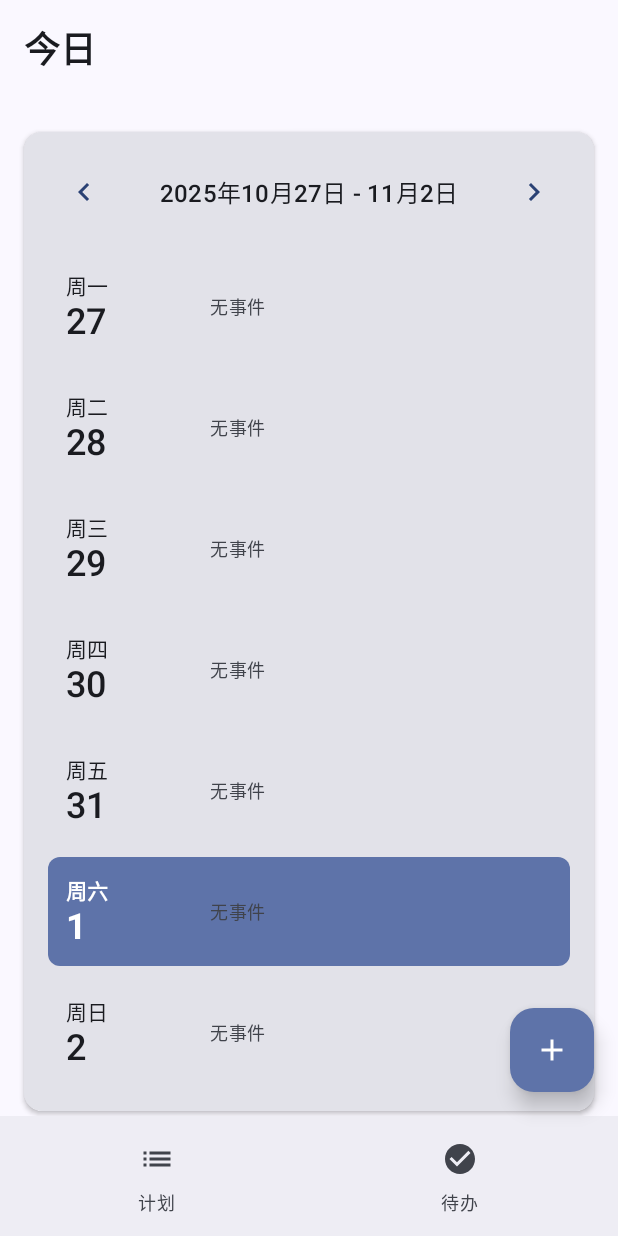
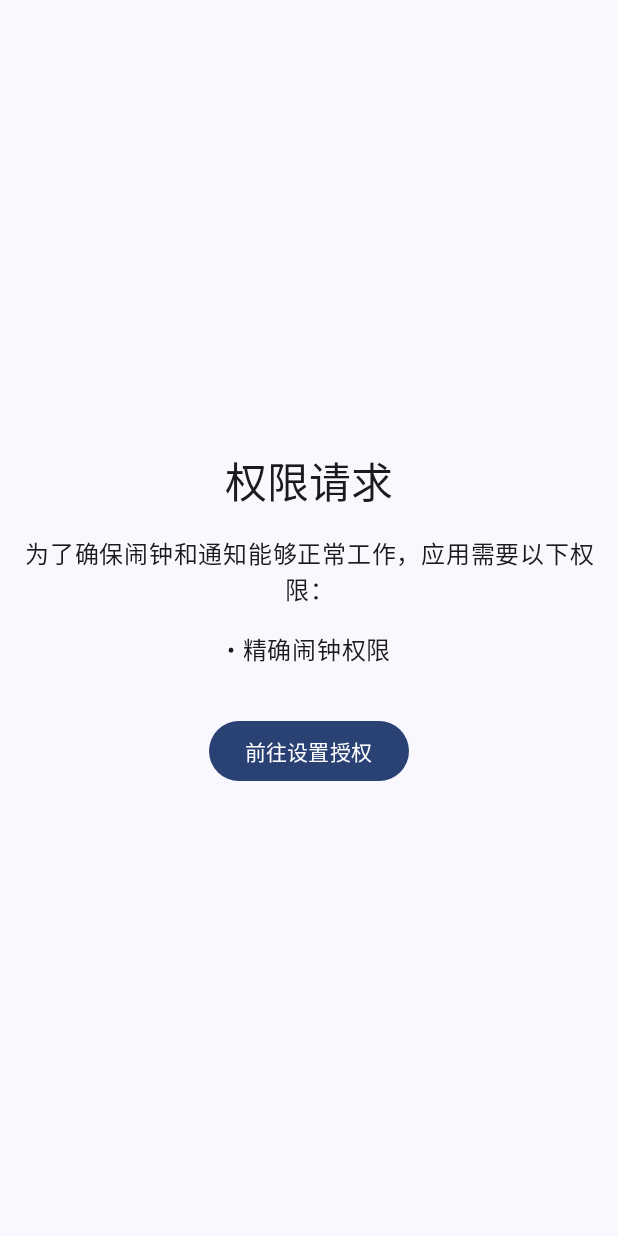
Before and after one commit to wzhzzmzzy/TodayAlarm, an Android app built with Jetpack Compose: the screen it shows after launch (MainActivity), on a phone screen of 412 x 824 dp. Run offline under Robolectric (Android 15) with nearby library versions, the phone set to English and light mode, and no system bars; our stand-ins replace Dagger/Hilt's generated code; 2 statements that could not run were skipped.

```diff
--- a/app/src/main/java/com/busylab/todayalarm/MainActivity.kt
+++ b/app/src/main/java/com/busylab/todayalarm/MainActivity.kt
@@ -6,23 +6,54 @@ import androidx.activity.compose.setContent
 import androidx.activity.enableEdgeToEdge
 import androidx.compose.foundation.layout.fillMaxSize
 import androidx.compose.runtime.Composable
+import androidx.compose.runtime.getValue
+import androidx.compose.runtime.mutableStateOf
+import androidx.compose.runtime.setValue
 import androidx.compose.ui.Modifier
 import androidx.compose.ui.tooling.preview.Preview
 import androidx.navigation.compose.rememberNavController
+import com.busylab.todayalarm.system.permission.PermissionManager
+import com.busylab.todayalarm.system.permission.PermissionState
 import com.busylab.todayalarm.ui.navigation.TodayAlarmNavigation
+import com.busylab.todayalarm.ui.permission.PermissionRequestScreen
 import com.busylab.todayalarm.ui.theme.TodayAlarmTheme
 import dagger.hilt.android.AndroidEntryPoint
+import javax.inject.Inject
 
 @AndroidEntryPoint
 class MainActivity : ComponentActivity() {
+
+    @Inject
+    lateinit var permissionManager: PermissionManager
+
+    private var permissionState by mutableStateOf(PermissionState())
+
     override fun onCreate(savedInstanceState: Bundle?) {
         super.onCreate(savedInstanceState)
         enableEdgeToEdge()
+
+        permissionState = permissionManager.checkAllRequiredPermissions()
+
         setContent {
             TodayAlarmTheme {
-                TodayAlarmApp()
+                if (permissionState.allPermissionsGranted) {
+                    TodayAlarmApp()
+                } else {
+                    PermissionRequestScreen(
+                        missingPermissions = permissionState.missingPermissions,
+                        onGrantPermissionClick = {
+                            permissionManager.openAppSettings(this)
+                        }
+                    )
+                }
             }
         }
+    }
+
+    override fun onResume() {
+        super.onResume()
+        // 当用户从设置返回应用时，重新检查权限
+        permissionState = permissionManager.checkAllRequiredPermissions()
     }
 }
 
--- a/app/src/main/java/com/busylab/todayalarm/domain/usecase/calendar/GetWeekCalendarUseCase.kt
+++ b/app/src/main/java/com/busylab/todayalarm/domain/usecase/calendar/GetWeekCalendarUseCase.kt
@@ -69,11 +69,7 @@ class GetWeekCalendarUseCase @Inject constructor(
             )
         }
 
-        val endOfWeekInstant = startOfWeek.toInstant(TimeZone.currentSystemDefault())
-            .plus(6, DateTimeUnit.DAY, TimeZone.currentSystemDefault())
-        val endOfWeek = endOfWeekInstant.toLocalDateTime(TimeZone.currentSystemDefault())
-        val weekRange = "${startOfWeek.year}年${startOfWeek.monthNumber}月${startOfWeek.dayOfMonth}日 - " +
-                       "${endOfWeek.monthNumber}月${endOfWeek.dayOfMonth}日"
+        val weekRange = "${startOfWeek.year}年${startOfWeek.monthNumber}月${startOfWeek.dayOfMonth}日"
 
         return WeekCalendarModel(
             days = days,
--- a/app/src/main/java/com/busylab/todayalarm/domain/usecase/plan/DeletePlanUseCase.kt
+++ b/app/src/main/java/com/busylab/todayalarm/domain/usecase/plan/DeletePlanUseCase.kt
@@ -2,16 +2,20 @@ package com.busylab.todayalarm.domain.usecase.plan
 
 import com.busylab.todayalarm.domain.repository.PlanRepository
 import com.busylab.todayalarm.domain.repository.TodoItemRepository
+import com.busylab.todayalarm.system.alarm.AlarmScheduler
 import javax.inject.Inject
 import javax.inject.Singleton
 
 @Singleton
 class DeletePlanUseCase @Inject constructor(
     private val planRepository: PlanRepository,
-    private val todoItemRepository: TodoItemRepository
+    private val todoItemRepository: TodoItemRepository,
+    private val alarmScheduler: AlarmScheduler
 ) {
     suspend operator fun invoke(planId: String): Result<Unit> {
         return try {
+            // 取消闹钟
+            alarmScheduler.cancelAlarm(planId)
             // 删除相关的待办事项
             todoItemRepository.deleteTodoItemsByPlanId(planId)
             // 删除计划
--- a/app/src/main/java/com/busylab/todayalarm/system/permission/PermissionManager.kt
+++ b/app/src/main/java/com/busylab/todayalarm/system/permission/PermissionManager.kt
@@ -129,7 +129,6 @@ data class PermissionState(
     val allPermissionsGranted: Boolean
         get() = hasNotificationPermission &&
                 hasExactAlarmPermission &&
-                isBatteryOptimizationIgnored &&
                 hasBootPermission
 
     /**
@@ -139,7 +138,6 @@ data class PermissionState(
         get() = buildList {
             if (!hasNotificationPermission) add("通知权限")
             if (!hasExactAlarmPermission) add("精确闹钟权限")
-            if (!isBatteryOptimizationIgnored) add("电池优化白名单")
             if (!hasBootPermission) add("开机启动权限")
         }
 }
--- /dev/null
+++ b/app/src/main/java/com/busylab/todayalarm/ui/permission/PermissionScreen.kt
@@ -0,0 +1,61 @@
+package com.busylab.todayalarm.ui.permission
+
+import androidx.compose.foundation.layout.Arrangement
+import androidx.compose.foundation.layout.Column
+import androidx.compose.foundation.layout.Spacer
+import androidx.compose.foundation.layout.fillMaxSize
+import androidx.compose.foundation.layout.height
+import androidx.compose.foundation.layout.padding
+import androidx.compose.material3.Button
+import androidx.compose.material3.MaterialTheme
+import androidx.compose.material3.Scaffold
+import androidx.compose.material3.Text
+import androidx.compose.runtime.Composable
+import androidx.compose.ui.Alignment
+import androidx.compose.ui.Modifier
+import androidx.compose.ui.text.style.TextAlign
+import androidx.compose.ui.unit.dp
+
+/**
+ * 权限请求界面
+ *
+ * @param missingPermissions 缺失的权限列表
+ * @param onGrantPermissionClick 点击授权按钮的回调
+ */
+@Composable
+fun PermissionRequestScreen(
+    missingPermissions: List<String>,
+    onGrantPermissionClick: () -> Unit
+) {
+    Scaffold { padding ->
+        Column(
+            modifier = Modifier
+                .fillMaxSize()
+                .padding(padding)
+                .padding(16.dp),
+            verticalArrangement = Arrangement.Center,
+            horizontalAlignment = Alignment.CenterHorizontally
+        ) {
+            Text(
+                text = "权限请求",
+                style = MaterialTheme.typography.headlineMedium
+            )
+            Spacer(modifier = Modifier.height(16.dp))
+            Text(
+                text = "为了确保闹钟和通知能够正常工作，应用需要以下权限：",
+                textAlign = TextAlign.Center
+            )
+            Spacer(modifier = Modifier.height(16.dp))
+            missingPermissions.forEach { permission ->
+                Text(
+                    text = "• $permission",
+                    style = MaterialTheme.typography.bodyLarge
+                )
+            }
+            Spacer(modifier = Modifier.height(32.dp))
+            Button(onClick = onGrantPermissionClick) {
+                Text("前往设置授权")
+            }
+        }
+    }
+}
--- a/app/src/main/java/com/busylab/todayalarm/ui/state/UiState.kt
+++ b/app/src/main/java/com/busylab/todayalarm/ui/state/UiState.kt
@@ -91,6 +91,7 @@ sealed interface HomeUiEvent : UiEvent {
     data class DateSelected(val date: LocalDate) : HomeUiEvent
     object RefreshData : HomeUiEvent
     data class WeekChanged(val weekOffset: Int) : HomeUiEvent
+    object DebugNotification : HomeUiEvent
     data class ShowSnackbar(val message: String) : HomeUiEvent
     data class ShowError(val error: String) : HomeUiEvent
     object NavigateBack : HomeUiEvent
```
Also changed, not shown: app/src/main/java/com/busylab/todayalarm/domain/usecase/plan/CreatePlanUseCase.kt (+6 -1 lines), app/src/main/java/com/busylab/todayalarm/domain/usecase/plan/UpdatePlanUseCase.kt (+27 -1 lines), app/src/main/java/com/busylab/todayalarm/ui/screens/HomeScreen.kt (+14 -0 lines), app/src/main/java/com/busylab/todayalarm/ui/viewmodel/HomeViewModel.kt (+49 -1 lines), 9 other files.
